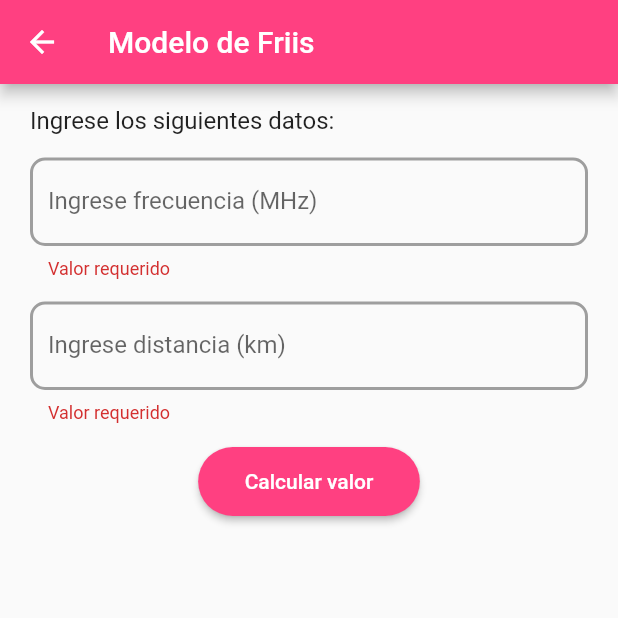
After one commit to CesarArellano/Focus-Spread-App, a Flutter app: the FriisScreen screen opened by its route, after a tap on "Calcular valor", on a phone screen of 412 x 824 dp, the top half of it. The commit adds this screen. Run offline on Flutter 3.47's test engine with Material 2 defaults, Android fonts, the phone set to English and light mode, and no system bars.

Commit message:
Added Friis Screen

```diff
--- a/lib/routes/app_router.dart
+++ b/lib/routes/app_router.dart
@@ -1,4 +1,5 @@
 import 'package:flutter/material.dart';
+import 'package:focus_spread/screens/friis_screen.dart';
 
 import 'package:focus_spread/screens/screens.dart';
 import 'package:focus_spread/models/menu_option.dart';
@@ -8,6 +9,7 @@ class AppRouter {
 
   static final Map<String, Widget Function(BuildContext)> routes = {
     'home': ( _ ) => const HomeScreen(),
+    'friis': ( _ ) => const FriisScreen(),
     'two-rays': ( _ ) => const TwoRaysScreen(),
     'okumura': ( _ ) => const OkumuraScreen(),
     'okumura-hata': ( _ ) => const OkumuraHataScreen(),
@@ -20,6 +22,7 @@ class AppRouter {
   }
 
   static final List<MenuOption> menuOptions = [
+    MenuOption(route: 'friis', name: 'Modelo de Friis'),
     MenuOption(route: 'two-rays', name: 'Modelo de Dos Rayos'),
     MenuOption(route: 'okumura', name: 'Modelo de Okumura'),
     MenuOption(route: 'okumura-hata', name: 'Modelo de Okumura Hata'),
--- /dev/null
+++ b/lib/screens/friis_screen.dart
@@ -0,0 +1,100 @@
+import 'package:flutter/material.dart';
+import 'package:focus_spread/helpers/helpers.dart';
+
+import 'package:focus_spread/theme/app_theme.dart';
+import 'package:focus_spread/widgets/custom_text_field.dart';
+
+class FriisScreen extends StatelessWidget {
+
+  const FriisScreen({Key? key}) : super(key: key);
+
+  @override
+  Widget build(BuildContext context) {
+    return Scaffold(
+      appBar: AppBar(
+        title: const Text('Modelo de Friis'),
+      ),
+      body: SafeArea(
+        child: SingleChildScrollView(
+          child: Container(
+            margin: const EdgeInsets.symmetric(horizontal: 20),
+            child: Column(
+              crossAxisAlignment: CrossAxisAlignment.start,
+              children: <Widget>[
+                const SizedBox(height: 15),
+                const Text(
+                  'Ingrese los siguientes datos:',
+                  style: TextStyle(fontSize: 16),
+                ),
+                const SizedBox(height: 15),
+                _CustomForm()
+              ],
+            ),
+          )
+        ),
+      ),
+    );
+  }
+}
+
+class _CustomForm extends StatelessWidget {
+
+  _CustomForm({Key? key}):super(key: key);
+
+  final GlobalKey<FormState> _formKey = GlobalKey<FormState>();
+
+  final TextEditingController _frequencyCtrl = TextEditingController();
+  final TextEditingController _distanceCtrl = TextEditingController();
+
+  @override
+  Widget build(BuildContext context) {
+    return Form(
+      key: _formKey,
+      child: Column(
+        children: [
+          CustomTextField(
+            controller: _frequencyCtrl,
+            hintText: 'Ingrese frecuencia (MHz)',
+          ),
+          const SizedBox(height: 15),
+          CustomTextField(
+            controller: _distanceCtrl,
+            hintText: 'Ingrese distancia (km)',
+          ),
+          const SizedBox(height: 15),
+          MaterialButton(
+            shape: const StadiumBorder(),
+            color: AppTheme.primaryColor,
+            child: const Padding(
+              padding: EdgeInsets.all(15.0),
+              child: Text('Calcular valor', style: TextStyle(color: Colors.white, fontSize: 14),),
+            ),
+            onPressed: () => validateAndShowResults(context: context)
+          )
+        ],
+      ),
+    );
+  }
+
+  void validateAndShowResults({
+    required BuildContext context,
+  }) {
+    if( ! _formKey.currentState!.validate() ) return;
+
+    FocusScope.of(context).unfocus();
+
+    final double frequency = double.tryParse(_frequencyCtrl.text) ?? 0;
+    final double distance = double.tryParse(_distanceCtrl.text) ?? 0;
+
+    final double propagationLossesResult = 32.44 + 20 * log10(distance) + 20 * log10(frequency);
+
+    Helpers.showCustomDialog(
+      context: context,
+      title: 'Resultado',
+      children: <Widget>[
+        const Text('Pérdidas por trayectoria:'),
+        Text('${ propagationLossesResult.isNaN ? 0 : propagationLossesResult.toStringAsFixed(4) } dB')
+      ]
+    );
+  }
+}
--- a/lib/screens/okumura_hata_screen.dart
+++ b/lib/screens/okumura_hata_screen.dart
@@ -80,7 +80,7 @@ class _CustomForm extends StatelessWidget {
             controller: _distanceCtrl,
             hintText: 'Ingrese distancia (km)',
           ),
-          const SizedBox(height: 15),
+          const SizedBox(height: 20),
           CustomDropdownField(
             hintText: 'Tipo de ciudad',
             items: const <DropdownMenuItem<int>>[
--- a/lib/theme/app_theme.dart
+++ b/lib/theme/app_theme.dart
@@ -2,7 +2,7 @@ import 'package:flutter/material.dart';
 
 class AppTheme {
 
-  static const primaryColor = Colors.indigo;
+  static const primaryColor = Colors.pinkAccent;
 
   static final lightTheme = ThemeData.light().copyWith(
     primaryColor: primaryColor,
```
